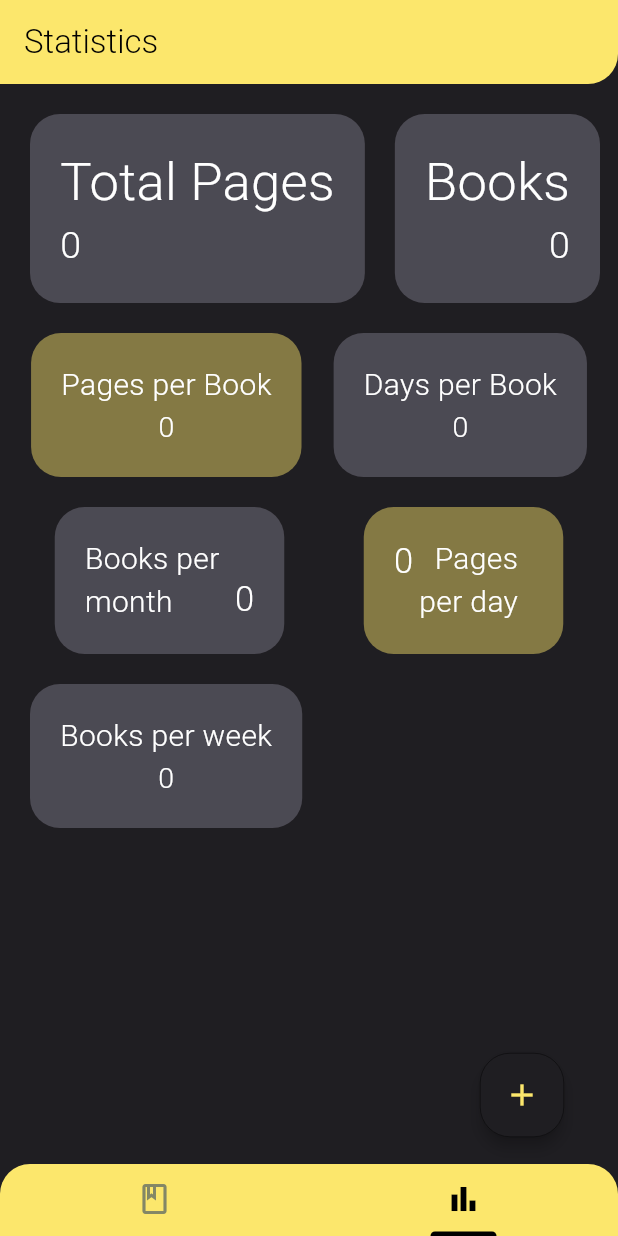
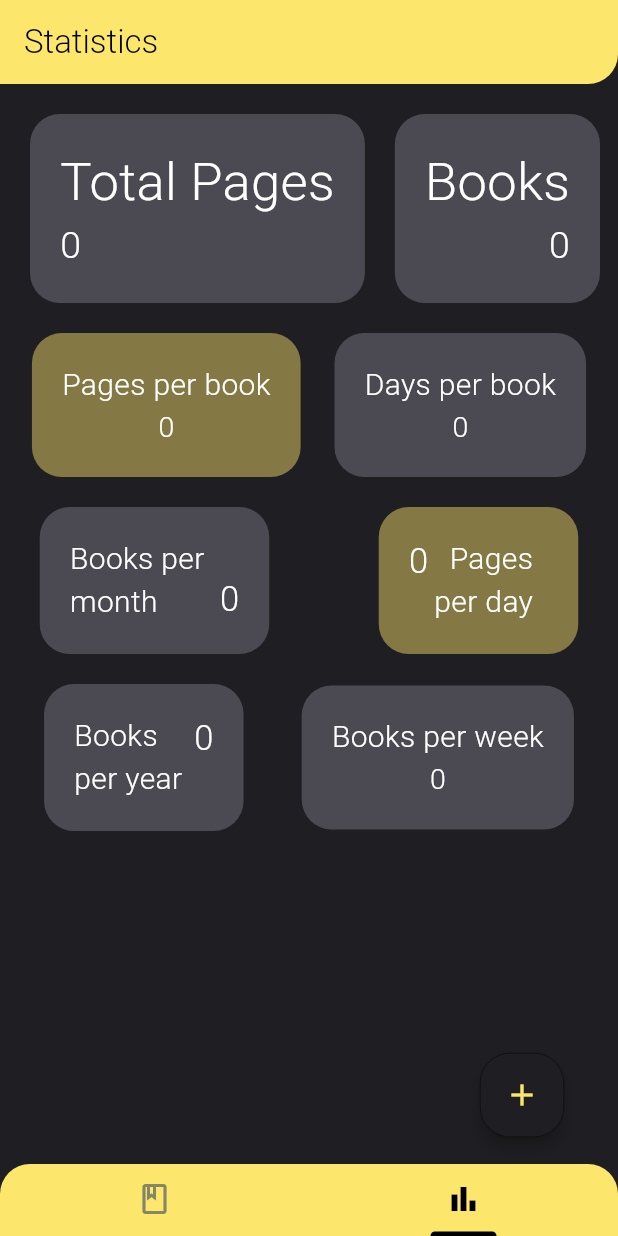
Before and after one commit to ozarski/BookTrackerFlutter, a Flutter app: the screen it shows after launch, tab 2 chosen, on a phone screen of 412 x 824 dp. Run offline on Flutter 3.47's test engine with Material 3 defaults, Android fonts, the phone set to English and light mode, and no system bars; our stand-ins replace connectivity_plus, dio, file_picker, fluttertoast, sqflite; accounts and stored records are empty.

Commit message:
Added books per year statistic

```diff
--- a/lib/features/statistics/data/repositories/stats_repository.dart
+++ b/lib/features/statistics/data/repositories/stats_repository.dart
@@ -104,4 +104,19 @@ class StatsRepository implements StatsRepositoryInterface {
     );
     return Sqflite.firstIntValue(result) ?? 0;
   }
+
+  @override
+  Future<double> getBooksPerYear() async {
+    var db = await database.database;
+
+    var query = 'SELECT (COUNT(*)/SUM( '
+        '((${BookDatabaseConstants.columnFinishDate} - ${BookDatabaseConstants.columnStartDate})/1000/60/60/24) + 1.0)) * 365 '
+        'FROM ${BookDatabaseConstants.booksTableName} WHERE ${BookDatabaseConstants.columnStatus} = \'1\';';
+
+    var result = await db.rawQuery(query);
+    if(result.first.values.first == null) {
+      return 0;
+    }
+    return result.first.values.first as double;
+  }
 }
--- a/lib/features/statistics/domain/repositories/stats_repository_interface.dart
+++ b/lib/features/statistics/domain/repositories/stats_repository_interface.dart
@@ -6,4 +6,5 @@ abstract class StatsRepositoryInterface {
   Future<double> getAverageReadingTime();
   Future<double> getBooksPerMonth();
   Future<double> getBooksPerWeek();
+  Future<double> getBooksPerYear();
 }
--- a/lib/features/statistics/domain/usecases/get_stats.dart
+++ b/lib/features/statistics/domain/usecases/get_stats.dart
@@ -12,11 +12,12 @@ class GetStatsUseCase implements UseCaseNoParams<Map<String, String>>{
     var stats = <String, String>{
       'total pages': (await statsRepository.getTotalPages()).toString(),
       'total books': (await statsRepository.getBooksCount()).toString(),
-      'pages per day': (await statsRepository.getPagesPerDay()).toStringAsFixed(2),
-      'books per month': (await statsRepository.getBooksPerMonth()).toStringAsFixed(2),
-      'pages per book': (await statsRepository.getPagesPerBook()).toStringAsFixed(2),
-      'days per book': (await statsRepository.getAverageReadingTime()).toStringAsFixed(2),
-      'books per week': (await statsRepository.getBooksPerWeek()).toStringAsFixed(2),
+      'pages per day': (await statsRepository.getPagesPerDay()).toStringAsFixed(0),
+      'books per month': (await statsRepository.getBooksPerMonth()).toStringAsFixed(1),
+      'pages per book': (await statsRepository.getPagesPerBook()).toStringAsFixed(0),
+      'days per book': (await statsRepository.getAverageReadingTime()).toStringAsFixed(1),
+      'books per week': (await statsRepository.getBooksPerWeek()).toStringAsFixed(1),
+      'books per year': (await statsRepository.getBooksPerYear()).toStringAsFixed(1),
     };
 
     return stats;
--- a/lib/features/statistics/presentation/pages/stats_tab.dart
+++ b/lib/features/statistics/presentation/pages/stats_tab.dart
@@ -55,24 +55,10 @@ class StatsTab extends StatelessWidget {
                   ],
                 ),
                 Row(
-                  mainAxisAlignment: MainAxisAlignment.start,
+                  mainAxisAlignment: MainAxisAlignment.spaceAround,
                   children: [
-                    statContainer(
-                      Column(
-                        children: [
-                          const Text('Books per week',
-                              style:
-                                  TextStyle(color: Colors.white, fontSize: 20)),
-                          Text(statsModel.stats['books per week'] ?? '0',
-                              style: const TextStyle(
-                                  color: Colors.white, fontSize: 19)),
-                        ],
-                      ).addPadding(const EdgeInsets.all(20)),
-                      context,
-                      Theme.of(context).colorScheme.tertiary,
-                    ).addPadding(
-                      const EdgeInsets.only(top: 10, bottom: 10, right: 10, left: 20),
-                    ),
+                    booksPerYear(context, statsModel),
+                    booksPerWeek(context, statsModel)
                   ],
                 )
               ],
@@ -123,7 +109,7 @@ class StatsTab extends StatelessWidget {
     return statContainer(
       Column(
         children: [
-          const Text('Pages per Book',
+          const Text('Pages per book',
               style: TextStyle(color: Colors.white, fontSize: 20)),
           Text(statsModel.stats['pages per book'] ?? '0',
               style: const TextStyle(color: Colors.white, fontSize: 19)),
@@ -140,7 +126,7 @@ class StatsTab extends StatelessWidget {
     return statContainer(
       Column(
         children: [
-          const Text('Days per Book',
+          const Text('Days per book',
               style: TextStyle(color: Colors.white, fontSize: 20)),
           Text(statsModel.stats['days per book'] ?? '0',
               style: const TextStyle(color: Colors.white, fontSize: 19)),
@@ -176,7 +162,7 @@ class StatsTab extends StatelessWidget {
       context,
       const Color.fromARGB(116, 252, 230, 108),
     ).addPadding(
-      const EdgeInsets.only(top: 10, bottom: 10, right: 20, left: 10),
+      const EdgeInsets.only(top: 10, bottom: 10, right: 10, left: 20),
     );
   }
 
@@ -193,6 +179,46 @@ class StatsTab extends StatelessWidget {
             ),
           ).addPadding(const EdgeInsets.only(right: 10)),
           Text(statsModel.stats['books per month'] ?? '0',
+              style: const TextStyle(color: Colors.white, fontSize: 23)),
+        ],
+      ).addPadding(const EdgeInsets.all(20)),
+      context,
+      Theme.of(context).colorScheme.tertiary,
+    ).addPadding(
+      const EdgeInsets.only(top: 10, bottom: 10, right: 20, left: 10),
+    );
+  }
+
+  Widget booksPerWeek(BuildContext context, StatsStateModel statsModel) {
+    return statContainer(
+      Column(
+        children: [
+          const Text('Books per week',
+              style: TextStyle(color: Colors.white, fontSize: 20)),
+          Text(statsModel.stats['books per week'] ?? '0',
+              style: const TextStyle(color: Colors.white, fontSize: 19)),
+        ],
+      ).addPadding(const EdgeInsets.all(20)),
+      context,
+      Theme.of(context).colorScheme.tertiary,
+    ).addPadding(
+      const EdgeInsets.only(top: 10, bottom: 10, right: 20, left: 10),
+    );
+  }
+
+  Widget booksPerYear(BuildContext context, StatsStateModel statsModel) {
+    return statContainer(
+      Row(
+        crossAxisAlignment: CrossAxisAlignment.start,
+        children: [
+          const SizedBox(
+            width: 80,
+            child: Text(
+              'Books per year',
+              style: TextStyle(color: Colors.white, fontSize: 20),
+            ),
+          ).addPadding(const EdgeInsets.only(right: 0)),
+          Text(statsModel.stats['books per year'] ?? '0',
               style: const TextStyle(color: Colors.white, fontSize: 23)),
         ],
       ).addPadding(const EdgeInsets.all(20)),
```
Also changed, not shown: 1 other file.
